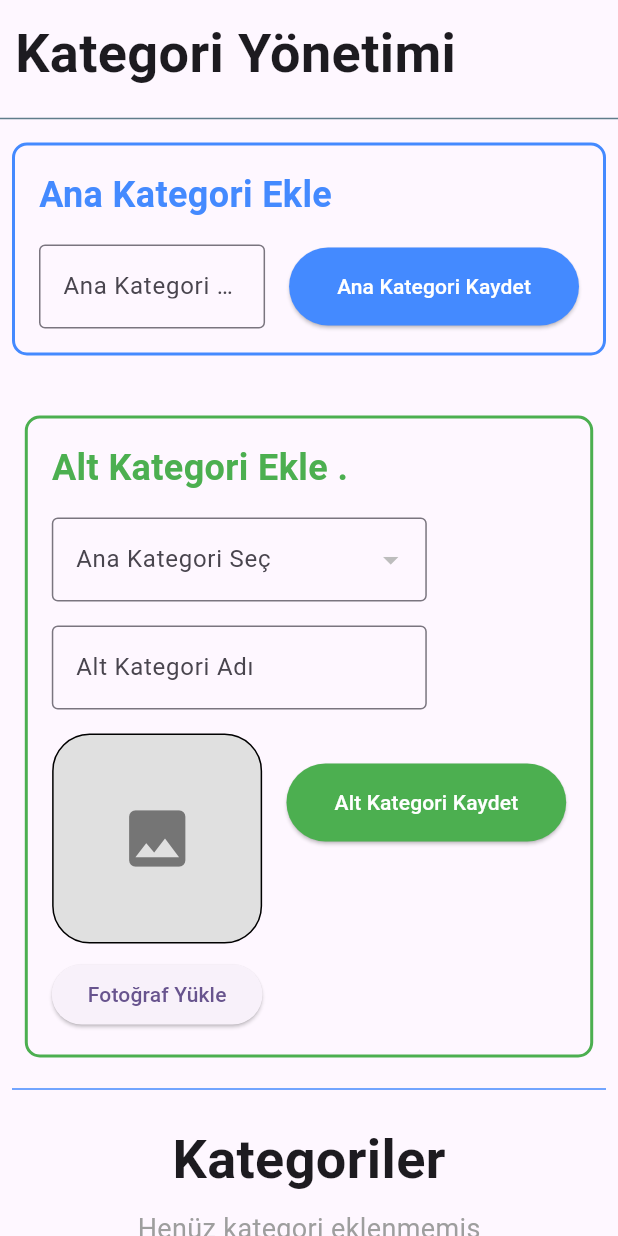
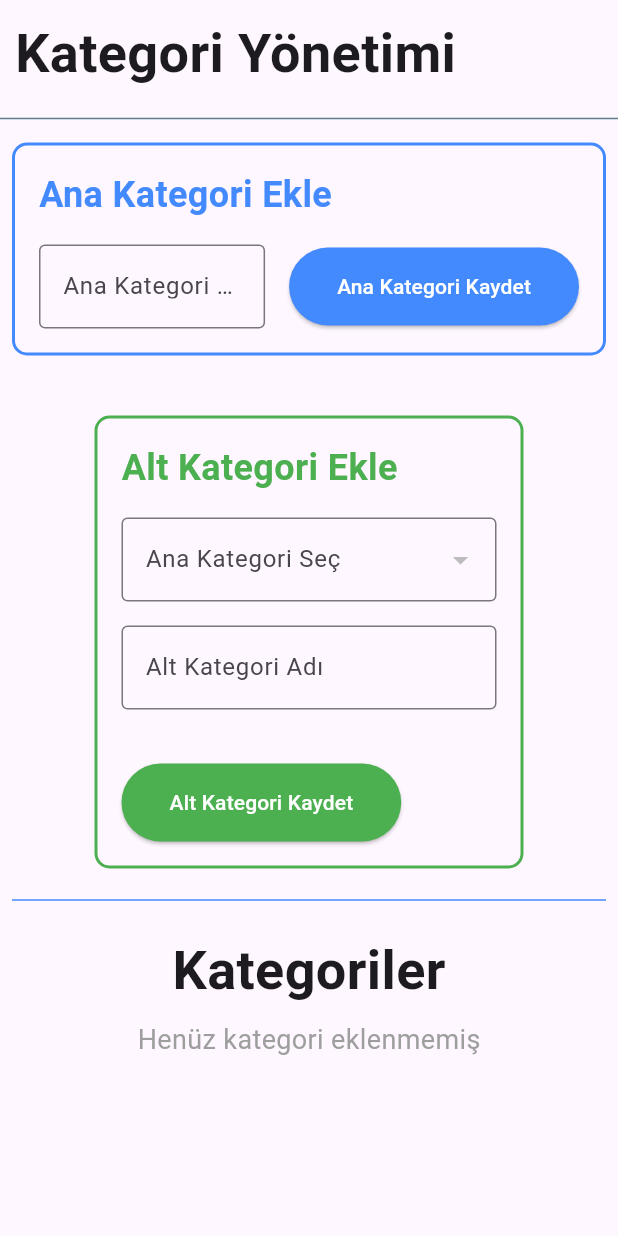
Before and after one commit to cumaoglu994/ustabul-admin-panel, a Flutter app: the CategoriesScreen widget shown alone on an empty page, opened directly, on a phone screen of 412 x 824 dp. Run offline on Flutter 3.47's test engine with Material 3 defaults, Android fonts, the phone set to English and light mode, and no system bars; our stand-ins replace cloud_firestore, file_picker, firebase_core, firebase_storage, flutter_easyloading; missing offline and left inert: flutter_admin_scaffold; accounts and stored records are empty.

```diff
--- a/lib/views/screens/side_bar_screen/categories_screen.dart
+++ b/lib/views/screens/side_bar_screen/categories_screen.dart
@@ -1,6 +1,4 @@
 import 'package:cloud_firestore/cloud_firestore.dart';
-import 'package:file_picker/file_picker.dart';
-import 'package:firebase_storage/firebase_storage.dart';
 import 'package:flutter/material.dart';
 import 'package:flutter_easyloading/flutter_easyloading.dart';
 import 'package:ustabul_web_admin/views/screens/widget/category_widget.dart';
@@ -13,35 +11,13 @@ class CategoriesScreen extends StatefulWidget {
 }
 
 class _CategoriesScreenState extends State<CategoriesScreen> {
-  final FirebaseStorage _storage = FirebaseStorage.instance;
   final FirebaseFirestore _firestore = FirebaseFirestore.instance;
   final GlobalKey<FormState> _mainCategoryFormKey = GlobalKey<FormState>();
   final GlobalKey<FormState> _subCategoryFormKey = GlobalKey<FormState>();
 
-  dynamic _image;
-  String? fileName;
   String? mainCategoryName;
   String? subCategoryName;
   String? selectedMainCategoryId;
-
-  _pickImage() async {
-    FilePickerResult? result = await FilePicker.platform
-        .pickFiles(allowMultiple: false, type: FileType.image);
-    if (result != null) {
-      setState(() {
-        _image = result.files.first.bytes;
-        fileName = result.files.first.name;
-      });
-    }
-  }
-
-  _upLoadCategoryBannerToStorage(dynamic image) async {
-    Reference ref = _storage.ref().child('categoryImages').child(fileName!);
-    UploadTask uploadTask = ref.putData(image);
-    TaskSnapshot snapshot = await uploadTask;
-    String downloadUrl = await snapshot.ref.getDownloadURL();
-    return downloadUrl;
-  }
 
   // Ana kategori ekleme
   uploadMainCategory() async {
@@ -73,28 +49,14 @@ class _CategoriesScreenState extends State<CategoriesScreen> {
         return;
       }
 
-      String? imageUrl;
-      String? docId;
-
-      // Fotoğraf varsa yükle
-      if (_image != null && fileName != null) {
-        imageUrl = await _upLoadCategoryBannerToStorage(_image);
-        docId = fileName;
-      } else {
-        // Fotoğraf yoksa benzersiz bir ID oluştur
-        docId = DateTime.now().millisecondsSinceEpoch.toString();
-      }
+      // Benzersiz bir ID oluştur
+      String docId = DateTime.now().millisecondsSinceEpoch.toString();
 
       Map<String, dynamic> categoryData = {
         'categoryName': subCategoryName,
         'mainCategoryId': selectedMainCategoryId,
         'createdAt': FieldValue.serverTimestamp(),
       };
-
-      // Fotoğraf varsa ekle
-      if (imageUrl != null) {
-        categoryData['image'] = imageUrl;
-      }
 
       await _firestore
           .collection('categories')
@@ -104,8 +66,6 @@ class _CategoriesScreenState extends State<CategoriesScreen> {
         EasyLoading.dismiss();
         EasyLoading.showSuccess('Alt kategori eklendi!');
         setState(() {
-          _image = null;
-          fileName = null;
           subCategoryName = null;
           selectedMainCategoryId = null;
           _subCategoryFormKey.currentState!.reset();
@@ -217,7 +177,7 @@ class _CategoriesScreenState extends State<CategoriesScreen> {
                 crossAxisAlignment: CrossAxisAlignment.start,
                 children: [
                   Text(
-                    'Alt Kategori Ekle . ',
+                    'Alt Kategori Ekle',
                     style: TextStyle(
                       fontSize: 24,
                       fontWeight: FontWeight.bold,
@@ -295,42 +255,6 @@ class _CategoriesScreenState extends State<CategoriesScreen> {
                         ),
                       ),
 
-                      // Fotoğraf Yükleme
-                      Column(
-                        mainAxisSize: MainAxisSize.min,
-                        children: [
-                          Container(
-                            height: 140,
-                            width: 140,
-                            decoration: BoxDecoration(
-                              color: Colors.grey[300],
-                              border: Border.all(color: Colors.black),
-                              borderRadius: BorderRadius.circular(25),
-                            ),
-                            child: _image != null
-                                ? ClipRRect(
-                                    borderRadius: BorderRadius.circular(25),
-                                    child: Image.memory(
-                                      _image,
-                                      fit: BoxFit.cover,
-                                    ),
-                                  )
-                                : Center(
-                                    child: Icon(
-                                      Icons.image,
-                                      size: 50,
-                                      color: Colors.grey[600],
-                                    ),
-                                  ),
-                          ),
-                          SizedBox(height: 10),
-                          ElevatedButton(
-                            onPressed: _pickImage,
-                            child: Text('Fotoğraf Yükle'),
-                          ),
-                        ],
-                      ),
-
                       // Kaydet Butonu
                       Padding(
                         padding: const EdgeInsets.only(top: 20.0),
```
